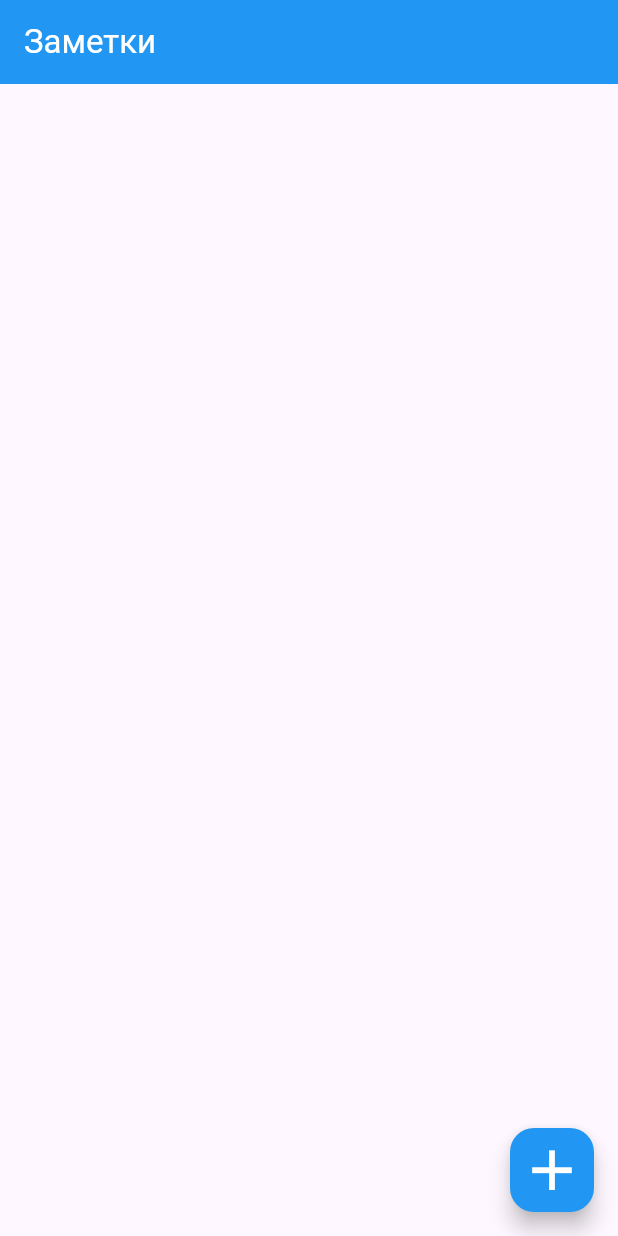
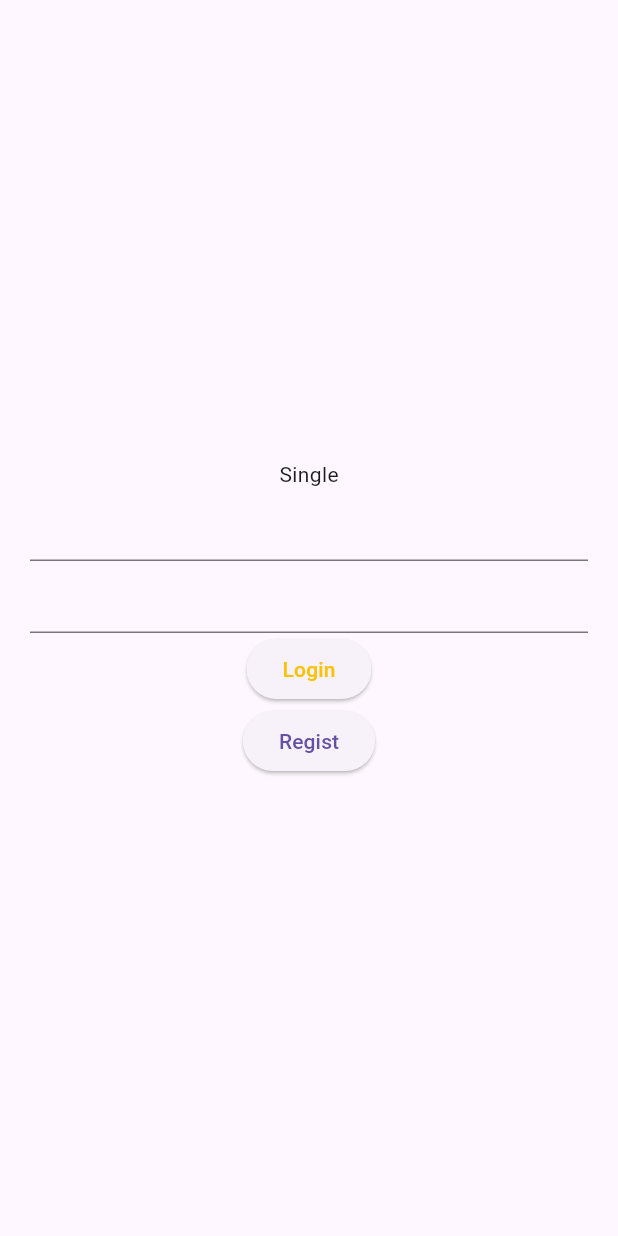
Before and after one commit to DenUP/supabase_studying, a Flutter app: the screen it shows after launch, on a phone screen of 412 x 824 dp. Run offline on Flutter 3.47's test engine with Material 3 defaults, Android fonts, the phone set to English and light mode, and no system bars; our stand-ins replace supabase_flutter; accounts and stored records are empty.

Commit message:
auth + model + build + table

```diff
--- /dev/null
+++ b/lib/Auth/auth_model.dart
@@ -0,0 +1,39 @@
+import 'package:flutter/material.dart';
+import 'package:supabase_flutter/supabase_flutter.dart';
+import 'package:supabase_studying/domain/repository/supabase_service.dart';
+import 'package:supabase_studying/main.dart';
+
+class AuthModel extends ChangeNotifier {
+  final loginController = TextEditingController();
+  final passwordController = TextEditingController();
+
+  String? errorMessage;
+
+  bool _isValid(String login, String password) =>
+      login.isNotEmpty && password.isNotEmpty;
+
+  void auth(BuildContext context) async {
+    var login = loginController.text;
+    var password = passwordController.text;
+    if (!_isValid(login, password)) {
+      errorMessage = 'Пустые поля';
+      notifyListeners();
+      return;
+    }
+    errorMessage = null;
+    notifyListeners();
+    // try {
+    //   final res = await supabase.auth.signInWithPassword(
+    //     email: login,
+    //     password: password,
+    //   );
+    //   ScaffoldMessenger(child: SnackBar(content: Text('${res.user?.email}')));
+
+    //   errorMessage = 'Заебок';
+    //   notifyListeners();
+    // } catch (e) {
+    //   errorMessage = '$e';
+    //   notifyListeners();
+    // }
+  }
+}
--- /dev/null
+++ b/lib/Auth/auth_page.dart
@@ -0,0 +1,78 @@
+import 'package:flutter/material.dart';
+import 'package:provider/provider.dart';
+import 'package:supabase_flutter/supabase_flutter.dart';
+import 'package:supabase_studying/Auth/auth_model.dart';
+import 'package:supabase_studying/main.dart';
+
+class AuthPage extends StatelessWidget {
+  const AuthPage({super.key});
+
+  @override
+  Widget build(BuildContext context) {
+    return ChangeNotifierProvider(
+      create: (context) => AuthModel(),
+      child: const SubAuthPage(),
+    );
+  }
+}
+
+class SubAuthPage extends StatelessWidget {
+  const SubAuthPage({super.key});
+
+  @override
+  Widget build(BuildContext context) {
+    final model = context.watch<AuthModel>();
+    return Scaffold(
+      body: SafeArea(
+          child: Center(
+              child: Padding(
+        padding: const EdgeInsets.all(20.0),
+        child: Column(
+          mainAxisSize: MainAxisSize.min,
+          children: [
+            // Text('fasdfdsfsd'),
+            model.errorMessage != null
+                ? Text(
+                    '${model.errorMessage}',
+                    style: const TextStyle(color: Colors.red),
+                  )
+                : const SizedBox.shrink(),
+            const Text('Single'),
+            TextFormField(
+              controller: model.loginController,
+            ),
+            TextFormField(
+              controller: model.passwordController,
+            ),
+            ElevatedButton(
+                onPressed: () => model.auth(context),
+                child: const Text(
+                  'Login',
+                  style: TextStyle(color: Colors.amber),
+                )),
+            Registr()
+          ],
+        ),
+      ))),
+    );
+  }
+}
+
+class Registr extends StatelessWidget {
+  const Registr({super.key});
+
+  @override
+  Widget build(BuildContext context) {
+    final model = context.read<AuthModel>();
+    return ElevatedButton(
+        onPressed: () async {
+          Navigator.of(context).pushNamed('/regist');
+          // final authResponse = await supabase.auth.signUp(
+          //   password: model.loginController.text,
+          //   email: model.passwordController.text,
+          // );
+          // print('${authResponse.user?.email}');
+        },
+        child: const Text('Regist'));
+  }
+}
--- a/lib/UI/widgets/notes_main.dart
+++ /dev/null
@@ -1,70 +0,0 @@
-import 'package:flutter/material.dart';
-import 'package:supabase_flutter/supabase_flutter.dart';
-import 'package:supabase_studying/main.dart';
-
-class NotesMain extends StatefulWidget {
-  const NotesMain({super.key});
-
-  @override
-  State<NotesMain> createState() => _NotesMainState();
-}
-
-class _NotesMainState extends State<NotesMain> {
-  final _streamNotes = supabase.from('notes').stream(primaryKey: ['id']);
-  @override
-  Widget build(BuildContext context) {
-    return Scaffold(
-      appBar: AppBar(
-        backgroundColor: Colors.blue,
-        title: const Text(
-          'Заметки',
-          style: TextStyle(color: Colors.white),
-        ),
-      ),
-      floatingActionButton: FloatingActionButton(
-        backgroundColor: Colors.blue,
-        onPressed: () {
-          showDialog(
-            context: context,
-            builder: (context) {
-              return SimpleDialog(
-                title: const Text('Title'),
-                insetPadding:
-                    const EdgeInsets.symmetric(horizontal: 20, vertical: 20),
-                children: [
-                  TextFormField(
-                    onFieldSubmitted: (value) async {
-                      return supabase.from('notes').insert({'body': value});
-                    },
-                  )
-                ],
-              );
-            },
-          );
-        },
-        child: const Icon(
-          Icons.add,
-          size: 45,
-          color: Colors.white,
-        ),
-      ),
-      body: StreamBuilder<List<Map<String, dynamic>>>(
-        stream: _streamNotes,
-        builder: (context, snapshot) {
-          if (!snapshot.hasData) {
-            return const Center(child: CircularProgressIndicator());
-          }
-          final notes = snapshot.data!;
-          return ListView.builder(
-            itemCount: notes.length,
-            itemBuilder: (context, index) {
-              return ListTile(
-                title: Text(notes[index]['body']),
-              );
-            },
-          );
-        },
-      ),
-    );
-  }
-}
--- a/lib/app.dart
+++ b/lib/app.dart
@@ -1,5 +1,9 @@
 import 'package:flutter/material.dart';
-import 'package:supabase_studying/UI/widgets/notes_main.dart';
+import 'package:provider/provider.dart';
+import 'package:supabase_studying/Auth/auth_model.dart';
+import 'package:supabase_studying/Auth/auth_page.dart';
+import 'package:supabase_studying/registr/regist_model.dart';
+import 'package:supabase_studying/registr/regist_widget.dart';
 
 class App extends StatelessWidget {
   const App({super.key});
@@ -10,7 +14,8 @@ class App extends StatelessWidget {
       initialRoute: '/',
       debugShowCheckedModeBanner: false,
       routes: {
-        '/': (context) => const NotesMain(),
+        '/': (context) => const AuthPage(),
+        '/regist': (context) => const RegistWidget(),
       },
     );
   }
--- a/pubspec.yaml
+++ b/pubspec.yaml
@@ -35,7 +35,8 @@ dependencies:
   # The following adds the Cupertino Icons font to your application.
   # Use with the CupertinoIcons class for iOS style icons.
   cupertino_icons: ^1.0.6
-  supabase_flutter: ^2.5.5
+  supabase_flutter: ^2.5.7
+  provider: ^6.1.2
 
 dev_dependencies:
   flutter_test:
```
Also changed, not shown: lib/domain/repository/supabase_service.dart (added, +17 -0 lines), lib/main.dart (+3 -4 lines), lib/registr/regist_model.dart (added, +33 -0 lines), lib/registr/regist_widget.dart (added, +65 -0 lines), pubspec.lock.
